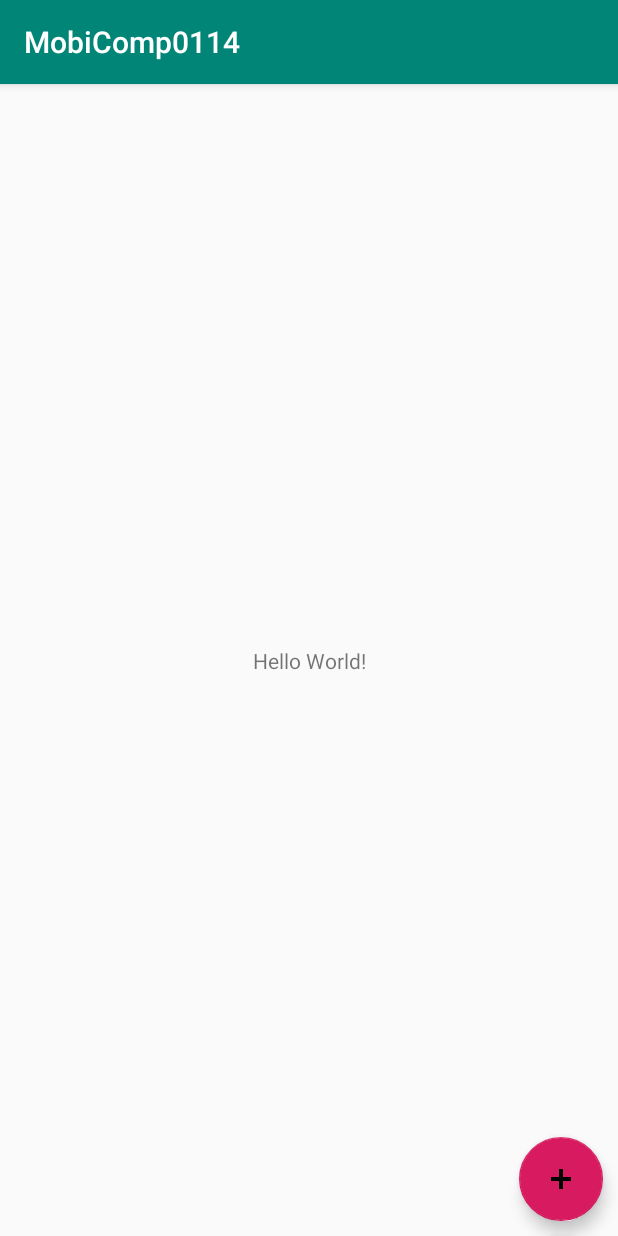
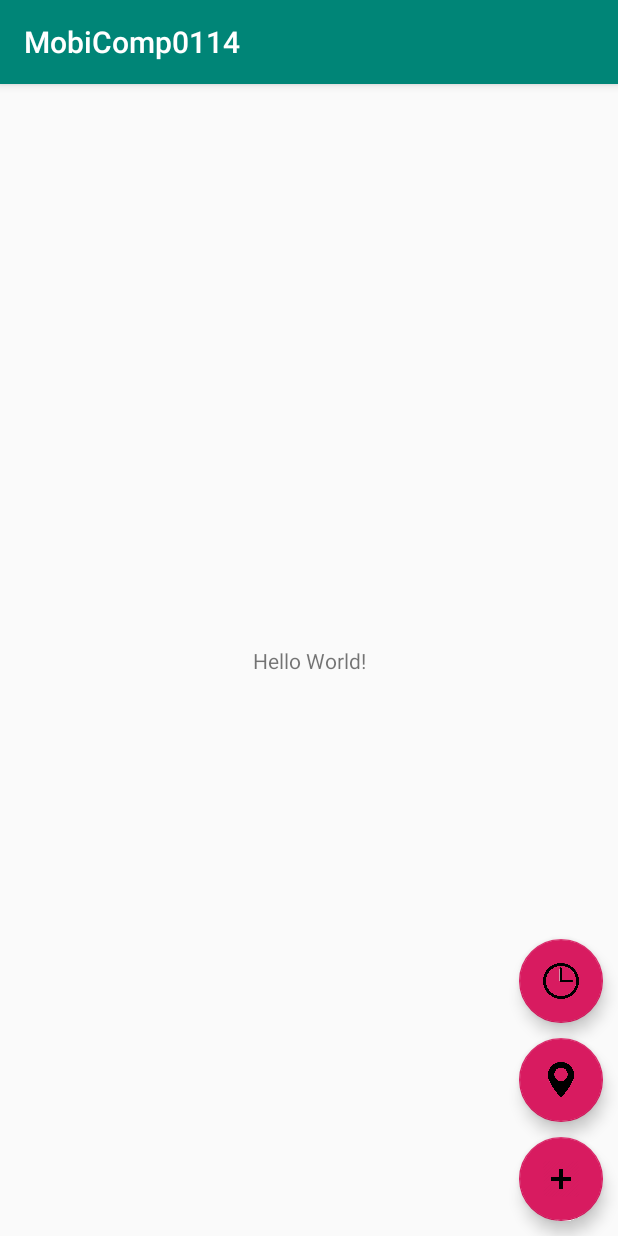
Before and after one commit to youngj719/MobileComputing, an Android app: the screen it shows after launch (MainActivity), after a tap on an icon or button, on a phone screen of 412 x 824 dp. Run offline under Robolectric (Android 15) with nearby library versions, the phone set to English and light mode, and no system bars.

Commit message:
Third commit

```diff
--- a/app/src/main/java/com/example/mobicomp0114/MainActivity.kt
+++ b/app/src/main/java/com/example/mobicomp0114/MainActivity.kt
@@ -30,8 +30,8 @@ class MainActivity : AppCompatActivity() {
         fab.setOnClickListener {
             if (!fabOpened) {
                 fabOpened = true
-                fab_map.animate().translationY(resources.getDimension(R.dimen.standard_66))
-                fab_time.animate().translationY(resources.getDimension(R.dimen.standard_116))
+                fab_map.animate().translationY(-resources.getDimension(R.dimen.standard_66))
+                fab_time.animate().translationY(-resources.getDimension(R.dimen.standard_116))
 
             } else {
                 fabOpened = false
```
